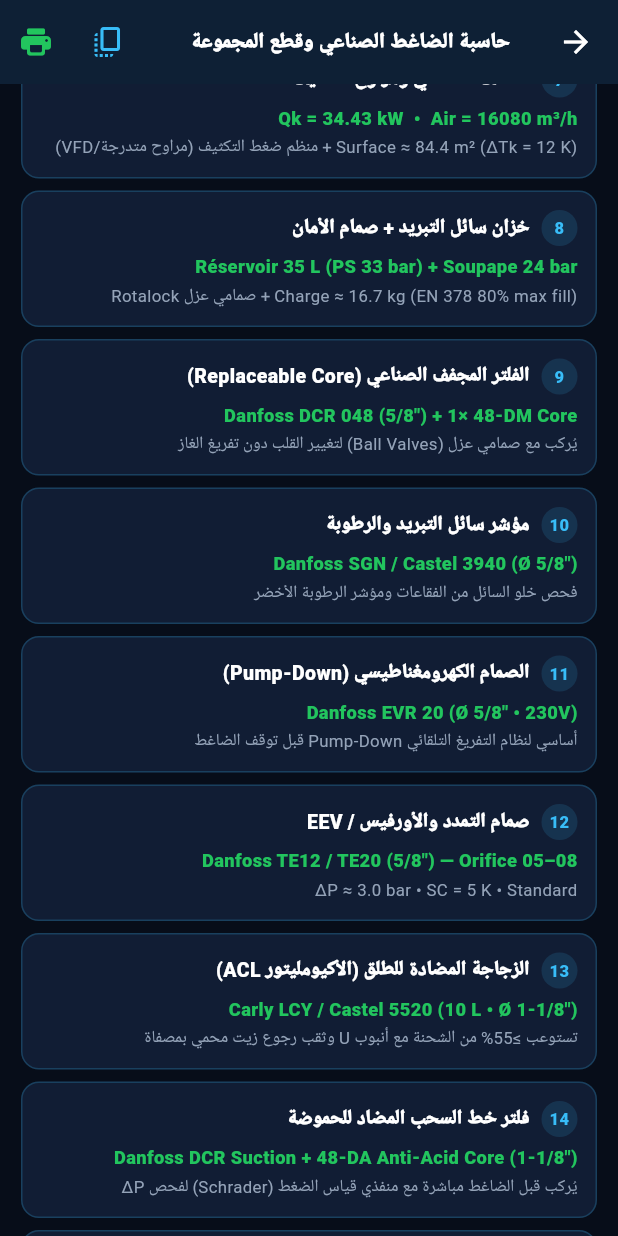
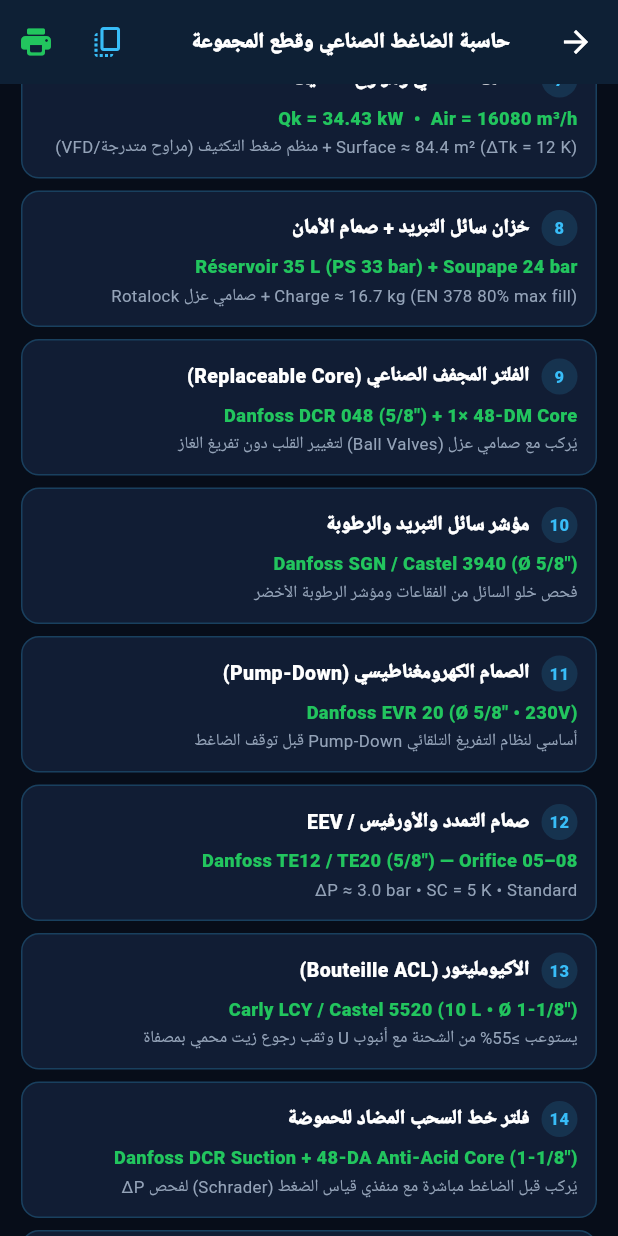
Before and after one commit to aekziou83/CryoCalc-Pro-Native, a Flutter app: the IndustrialCompressorScreen screen opened directly with sample values from the repository, scrolled down 2304 dp, on a phone screen of 412 x 824 dp. Run offline on Flutter 3.47's test engine with Material 3 defaults, Android fonts, the phone set to English and light mode, and no system bars; our stand-ins replace pdf, printing.

Commit message:
Update Bitzer compressor catalog HP ranges

```diff
--- a/lib/engine/industrial_compressor_engine.dart
+++ b/lib/engine/industrial_compressor_engine.dart
@@ -224,7 +224,7 @@ class IndustrialCompressorEngine {
 
   // Full industrial range: 3 HP up to 150 HP across 7 major industrial brands
   static const List<IndustrialCompressor> catalog = [
-    // === BITZER SEMI-HERMETIC ECOLINE (3 HP -> 50 HP) ===
+    // === BITZER SEMI-HERMETIC ECOLINE (3 HP -> 70 HP) ===
     IndustrialCompressor(id: 'bz_3', brand: 'Bitzer', model: '2CES-3Y', tech: 'Semi-Hermetic', regime: 'MT', hp: 3, dispM3h: 16.2, qMtKw: 9.4, qLtKw: 3.9, pElecKw: 3.8, oilChargeL: 1.5, sucInch: '7/8"', disInch: '5/8"', starterType: 'DOL'),
     IndustrialCompressor(id: 'bz_4', brand: 'Bitzer', model: '4FES-5Y', tech: 'Semi-Hermetic', regime: 'MT', hp: 5, dispM3h: 18.1, qMtKw: 11.2, qLtKw: 4.9, pElecKw: 4.5, oilChargeL: 2.0, sucInch: '1-1/8"', disInch: '7/8"', starterType: 'DOL'),
     IndustrialCompressor(id: 'bz_6', brand: 'Bitzer', model: '4EES-6Y', tech: 'Semi-Hermetic', regime: 'MT', hp: 6, dispM3h: 22.7, qMtKw: 13.8, qLtKw: 6.2, pElecKw: 5.5, oilChargeL: 2.0, sucInch: '1-1/8"', disInch: '7/8"', starterType: 'Part-Winding'),
@@ -244,7 +244,7 @@ class IndustrialCompressorEngine {
     IndustrialCompressor(id: 'bz_2s3', brand: 'Bitzer', model: 'S6G-25.2Y (2-Stage)', tech: '2-Stage', regime: 'ULT', hp: 25, dispM3h: 84.5, qMtKw: 46.0, qLtKw: 32.5, pElecKw: 21.0, oilChargeL: 4.5, sucInch: '2-1/8"', disInch: '1-3/8"', starterType: 'Part-Winding'),
     IndustrialCompressor(id: 'bz_2s4', brand: 'Bitzer', model: 'S6F-30.2Y (2-Stage)', tech: '2-Stage', regime: 'ULT', hp: 30, dispM3h: 101.1, qMtKw: 56.0, qLtKw: 39.8, pElecKw: 25.8, oilChargeL: 4.75, sucInch: '2-1/8"', disInch: '1-3/8"', starterType: 'Part-Winding'),
 
-    // === BITZER INDUSTRIAL SCREW (HSN / CSH — 25 HP -> 150 HP) ===
+    // === BITZER INDUSTRIAL SCREW (HSN / CSH — 30 HP -> 150 HP) ===
     IndustrialCompressor(id: 'bz_sc1', brand: 'Bitzer', model: 'HSN5363-30 (Screw LT)', tech: 'Screw', regime: 'LT', hp: 30, dispM3h: 118.0, qMtKw: 68.0, qLtKw: 33.5, pElecKw: 24.5, oilChargeL: 9.0, sucInch: '2-1/8"', disInch: '1-5/8"', starterType: 'Star-Delta'),
     IndustrialCompressor(id: 'bz_sc2', brand: 'Bitzer', model: 'HSN6461-40 (Screw LT)', tech: 'Screw', regime: 'LT', hp: 40, dispM3h: 165.0, qMtKw: 96.0, qLtKw: 48.0, pElecKw: 34.0, oilChargeL: 11.0, sucInch: '2-5/8"', disInch: '2-1/8"', starterType: 'Star-Delta'),
     IndustrialCompressor(id: 'bz_sc3', brand: 'Bitzer', model: 'CSH7573-90Y (Screw MT)', tech: 'Screw', regime: 'MT', hp: 90, dispM3h: 258.0, qMtKw: 158.0, qLtKw: 74.0, pElecKw: 61.0, oilChargeL: 15.0, sucInch: '3-1/8"', disInch: '2-1/8"', starterType: 'Star-Delta'),
@@ -502,7 +502,7 @@ class IndustrialCompressorEngine {
       IndustrialPartItem(
         index: 8,
         title: _p(lang, 'خزان سائل التبريد + صمام الأمان', 'Réservoir Liquide + Soupape', 'Liquid Receiver + Relief Valve'),
-        spec: 'Réservoir $recStdL L (PS 33 bar) + Soupape ${ (pkAbs + 6.5).clamp(24.0, 32.0).toStringAsFixed(0) } bar',
+        spec: 'Réservoir $recStdL L (PS 33 bar) + Soupape ${(pkAbs + 6.5).clamp(24.0, 32.0).toStringAsFixed(0)} bar',
         details: 'Charge ≈ $totalChargeKg kg (EN 378 80% max fill) + ${_p(lang, "صمامي عزل Rotalock", "Vannes Rotalock", "Rotalock service valves")}',
       ),
       IndustrialPartItem(
@@ -531,9 +531,9 @@ class IndustrialCompressorEngine {
       ),
       IndustrialPartItem(
         index: 13,
-        title: _p(lang, 'الزجاجة المضادة للطلق (الأكيومليتور ACL)', 'Bouteille Anti-Coup de Liquide (ACL)', 'Suction Accumulator (ACL)'),
+        title: _p(lang, 'الأكيومليتور (Bouteille ACL)', 'Bouteille Anti-Coup de Liquide (ACL)', 'Suction Accumulator (ACL)'),
         spec: 'Carly LCY / Castel 5520 ($aclStdL L • Ø $suc)',
-        details: _p(lang, 'تستوعب ≥55% من الشحنة مع أنبوب U وثقب رجوع زيت محمي بمصفاة', 'Capacité ≥55% charge + orifice retour huile', 'Holds ≥55% charge with U-tube oil return bleed'),
+        details: _p(lang, 'يستوعب ≥55% من الشحنة مع أنبوب U وثقب رجوع زيت محمي بمصفاة', 'Capacité ≥55% charge + orifice retour huile', 'Holds ≥55% charge with U-tube oil return bleed'),
       ),
       IndustrialPartItem(
         index: 14,
```
